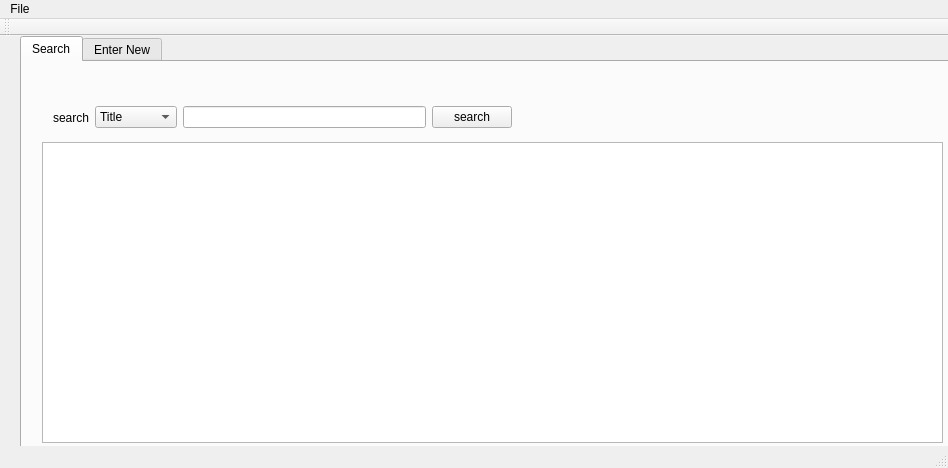
vince-br-549/PubStor, file mainwindow.ui: the form before one commit.
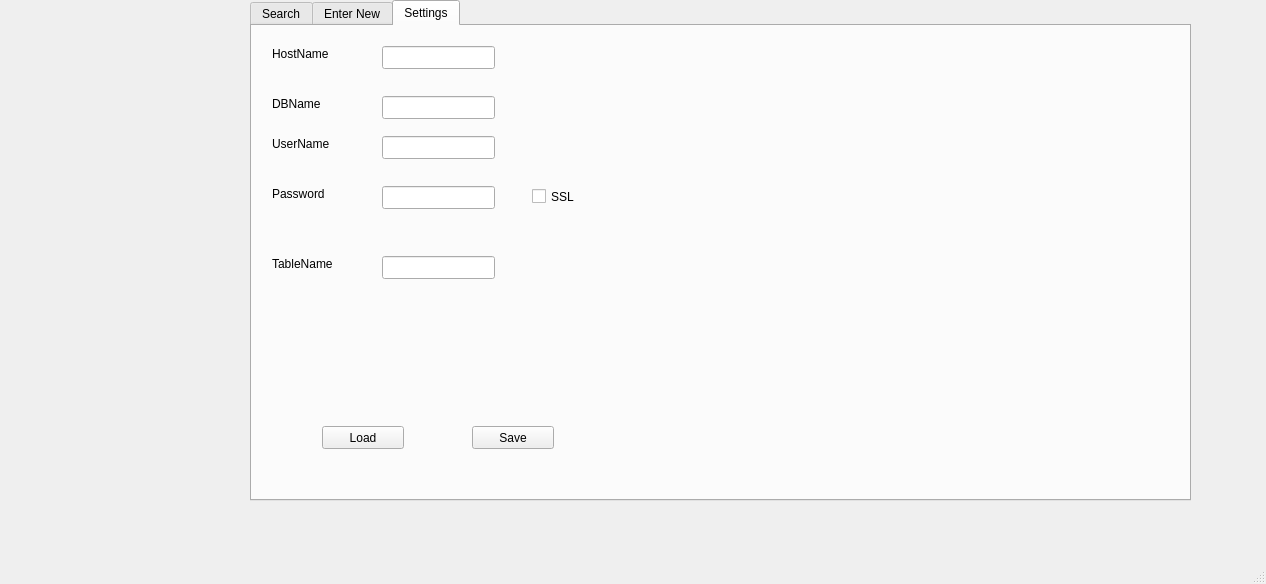
The form after the commit.

Patch:
```diff
--- a/mainwindow.ui
+++ b/mainwindow.ui
@@ -6,8 +6,8 @@
    <rect>
     <x>0</x>
     <y>0</y>
-    <width>948</width>
-    <height>468</height>
+    <width>1266</width>
+    <height>584</height>
    </rect>
   </property>
   <property name="windowTitle">
@@ -17,10 +17,10 @@
    <widget class="QTabWidget" name="tabWidget">
     <property name="geometry">
      <rect>
-      <x>20</x>
+      <x>250</x>
       <y>0</y>
       <width>941</width>
-      <height>421</height>
+      <height>501</height>
      </rect>
     </property>
     <property name="sizePolicy">
@@ -30,7 +30,7 @@
      </sizepolicy>
     </property>
     <property name="currentIndex">
-     <number>0</number>
+     <number>2</number>
     </property>
     <property name="movable">
      <bool>true</bool>
@@ -279,6 +279,165 @@
       </property>
      </widget>
     </widget>
+    <widget class="QWidget" name="tab_3">
+     <attribute name="title">
+      <string>Settings</string>
+     </attribute>
+     <widget class="QPushButton" name="SettingsLoadButton">
+      <property name="geometry">
+       <rect>
+        <x>70</x>
+        <y>400</y>
+        <width>82</width>
+        <height>23</height>
+       </rect>
+      </property>
+      <property name="text">
+       <string>Load</string>
+      </property>
+     </widget>
+     <widget class="QPushButton" name="SettingsSaveButton">
+      <property name="geometry">
+       <rect>
+        <x>220</x>
+        <y>400</y>
+        <width>82</width>
+        <height>23</height>
+       </rect>
+      </property>
+      <property name="text">
+       <string>Save</string>
+      </property>
+     </widget>
+     <widget class="QLineEdit" name="HostNameEntry">
+      <property name="geometry">
+       <rect>
+        <x>130</x>
+        <y>20</y>
+        <width>113</width>
+        <height>23</height>
+       </rect>
+      </property>
+     </widget>
+     <widget class="QLineEdit" name="DBNameEntry">
+      <property name="geometry">
+       <rect>
+        <x>130</x>
+        <y>70</y>
+        <width>113</width>
+        <height>23</height>
+       </rect>
+      </property>
+     </widget>
+     <widget class="QLineEdit" name="UserNameEntry">
+      <property name="geometry">
+       <rect>
+        <x>130</x>
+        <y>110</y>
+        <width>113</width>
+        <height>23</height>
+       </rect>
+      </property>
+     </widget>
+     <widget class="QLineEdit" name="PasswordEntry">
+      <property name="geometry">
+       <rect>
+        <x>130</x>
+        <y>160</y>
+        <width>113</width>
+        <height>23</height>
+       </rect>
+      </property>
+     </widget>
+     <widget class="QLabel" name="label_7">
+      <property name="geometry">
+       <rect>
+        <x>20</x>
+        <y>20</y>
+        <width>71</width>
+        <height>16</height>
+       </rect>
+      </property>
+      <property name="text">
+       <string>HostName</string>
+      </property>
+     </widget>
+     <widget class="QLabel" name="label_8">
+      <property name="geometry">
+       <rect>
+        <x>20</x>
+        <y>70</y>
+        <width>61</width>
+        <height>16</height>
+       </rect>
+      </property>
+      <property name="text">
+       <string>DBName</string>
+      </property>
+     </widget>
+     <widget class="QLabel" name="label_9">
+      <property name="geometry">
+       <rect>
+        <x>20</x>
+        <y>110</y>
+        <width>71</width>
+        <height>16</height>
+       </rect>
+      </property>
+      <property name="text">
+       <string>UserName</string>
+      </property>
+     </widget>
+     <widget class="QLabel" name="label_10">
+      <property name="geometry">
+       <rect>
+        <x>20</x>
+        <y>160</y>
+        <width>61</width>
+        <height>15</height>
+       </rect>
+      </property>
+      <property name="text">
+       <string>Password</string>
+      </property>
+     </widget>
+     <widget class="QLabel" name="label_11">
+      <property name="geometry">
+       <rect>
+        <x>20</x>
+        <y>230</y>
+        <width>81</width>
+        <height>16</height>
+       </rect>
+      </property>
+      <property name="text">
+       <string>TableName</string>
+      </property>
+     </widget>
+     <widget class="QLineEdit" name="TableNameEntry">
+      <property name="geometry">
+       <rect>
+        <x>130</x>
+        <y>230</y>
+        <width>113</width>
+        <height>23</height>
+       </rect>
+      </property>
+     </widget>
+     <widget class="QCheckBox" name="SSLCheck">
+      <property name="geometry">
+       <rect>
+        <x>280</x>
+        <y>160</y>
+        <width>88</width>
+        <height>21</height>
+       </rect>
+      </property>
+      <property name="text">
+       <string>SSL</string>
+      </property>
+     </widget>
+    </widget>
    </widget>
   </widget>
   <widget class="QMenuBar" name="menuBar">
@@ -286,31 +445,10 @@
     <rect>
      <x>0</x>
      <y>0</y>
-     <width>948</width>
+     <width>1266</width>
      <height>20</height>
     </rect>
    </property>
-   <widget class="QMenu" name="menuFile">
-    <property name="title">
-     <string>File</string>
-    </property>
-    <addaction name="actionSettings"/>
-   </widget>
-   <addaction name="menuFile"/>
-  </widget>
-  <widget class="QToolBar" name="mainToolBar">
-   <property name="sizePolicy">
-    <sizepolicy hsizetype="Preferred" vsizetype="Fixed">
-     <horstretch>0</horstretch>
-     <verstretch>0</verstretch>
-    </sizepolicy>
-   </property>
-   <attribute name="toolBarArea">
-    <enum>TopToolBarArea</enum>
-   </attribute>
-   <attribute name="toolBarBreak">
-    <bool>false</bool>
-   </attribute>
   </widget>
   <widget class="QStatusBar" name="statusBar"/>
   <action name="actionSettings">
```
Left out of the diff: 6 changed lines with no effect on the pictures.
